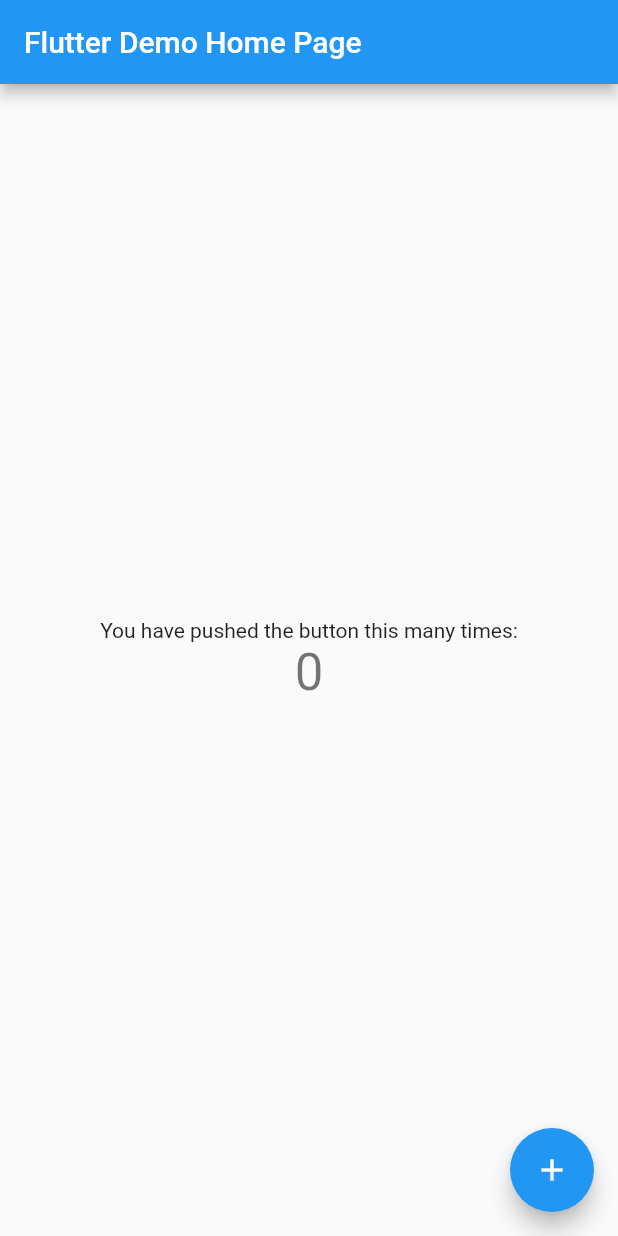
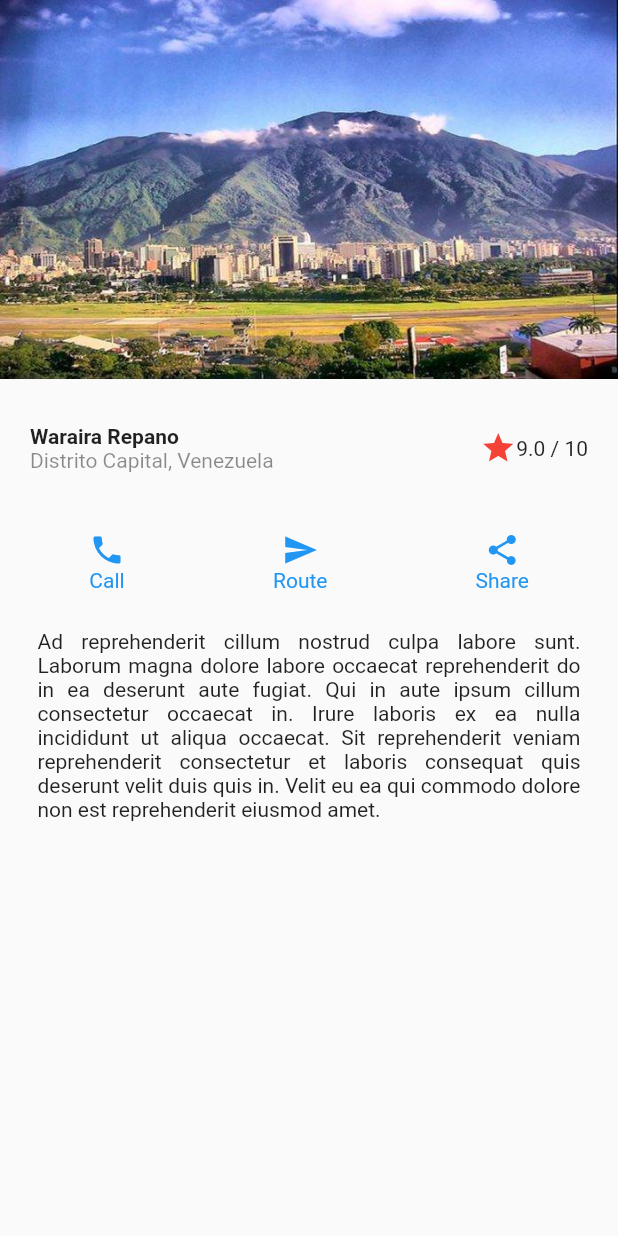
Before and after one commit to amundaray24/flutter_curso_04_design_app, a Flutter app: the screen it shows after launch, on a phone screen of 412 x 824 dp. Run offline on Flutter 3.47's test engine with Material 2 defaults, Android fonts, the light colour scheme and no system bars.

Commit message:
[FLUTTER] Design 1 complete

```diff
--- a/lib/main.dart
+++ b/lib/main.dart
@@ -1,115 +1,20 @@
 import 'package:flutter/material.dart';
+import 'package:flutter_curso_04_design_app/src/screens/pages.dart';
 
-void main() {
-  runApp(const MyApp());
-}
+void main() => runApp(const MyApp());
 
 class MyApp extends StatelessWidget {
   const MyApp({super.key});
 
-  // This widget is the root of your application.
   @override
   Widget build(BuildContext context) {
     return MaterialApp(
-      title: 'Flutter Demo',
-      theme: ThemeData(
-        // This is the theme of your application.
-        //
-        // Try running your application with "flutter run". You'll see the
-        // application has a blue toolbar. Then, without quitting the app, try
-        // changing the primarySwatch below to Colors.green and then invoke
-        // "hot reload" (press "r" in the console where you ran "flutter run",
-        // or simply save your changes to "hot reload" in a Flutter IDE).
-        // Notice that the counter didn't reset back to zero; the application
-        // is not restarted.
-        primarySwatch: Colors.blue,
-      ),
-      home: const MyHomePage(title: 'Flutter Demo Home Page'),
+      debugShowCheckedModeBanner: false,
+      title: 'Material App',
+      initialRoute: 'basic-design',
+      routes: {
+        'basic-design': (_) => const BasicDesignScreen()
+      },
     );
   }
 }
-
-class MyHomePage extends StatefulWidget {
-  const MyHomePage({super.key, required this.title});
-
-  // This widget is the home page of your application. It is stateful, meaning
-  // that it has a State object (defined below) that contains fields that affect
-  // how it looks.
-
-  // This class is the configuration for the state. It holds the values (in this
-  // case the title) provided by the parent (in this case the App widget) and
-  // used by the build method of the State. Fields in a Widget subclass are
-  // always marked "final".
-
-  final String title;
-
-  @override
-  State<MyHomePage> createState() => _MyHomePageState();
-}
-
-class _MyHomePageState extends State<MyHomePage> {
-  int _counter = 0;
-
-  void _incrementCounter() {
-    setState(() {
-      // This call to setState tells the Flutter framework that something has
-      // changed in this State, which causes it to rerun the build method below
-      // so that the display can reflect the updated values. If we changed
-      // _counter without calling setState(), then the build method would not be
-      // called again, and so nothing would appear to happen.
-      _counter++;
-    });
-  }
-
-  @override
-  Widget build(BuildContext context) {
-    // This method is rerun every time setState is called, for instance as done
-    // by the _incrementCounter method above.
-    //
-    // The Flutter framework has been optimized to make rerunning build methods
-    // fast, so that you can just rebuild anything that needs updating rather
-    // than having to individually change instances of widgets.
-    return Scaffold(
-      appBar: AppBar(
-        // Here we take the value from the MyHomePage object that was created by
-        // the App.build method, and use it to set our appbar title.
-        title: Text(widget.title),
-      ),
-      body: Center(
-        // Center is a layout widget. It takes a single child and positions it
-        // in the middle of the parent.
-        child: Column(
-          // Column is also a layout widget. It takes a list of children and
-          // arranges them vertically. By default, it sizes itself to fit its
-          // children horizontally, and tries to be as tall as its parent.
-          //
-          // Invoke "debug painting" (press "p" in the console, choose the
-          // "Toggle Debug Paint" action from the Flutter Inspector in Android
-          // Studio, or the "Toggle Debug Paint" command in Visual Studio Code)
-          // to see the wireframe for each widget.
-          //
-          // Column has various properties to control how it sizes itself and
-          // how it positions its children. Here we use mainAxisAlignment to
-          // center the children vertically; the main axis here is the vertical
-          // axis because Columns are vertical (the cross axis would be
-          // horizontal).
-          mainAxisAlignment: MainAxisAlignment.center,
-          children: <Widget>[
-            const Text(
-              'You have pushed the button this many times:',
-            ),
-            Text(
-              '$_counter',
-              style: Theme.of(context).textTheme.headlineMedium,
-            ),
-          ],
-        ),
-      ),
-      floatingActionButton: FloatingActionButton(
-        onPressed: _incrementCounter,
-        tooltip: 'Increment',
-        child: const Icon(Icons.add),
-      ), // This trailing comma makes auto-formatting nicer for build methods.
-    );
-  }
-}
--- /dev/null
+++ b/lib/src/screens/basic_design_page.dart
@@ -0,0 +1,116 @@
+import 'package:flutter/material.dart';
+
+class BasicDesignScreen extends StatelessWidget {
+
+  const BasicDesignScreen({Key? key}) : super(key: key);
+
+  @override
+  Widget build(BuildContext context) {
+    return Scaffold(
+      body: Column(
+        children: [
+          const Image(image: AssetImage('assets/landscape.jpg')),
+
+          const _Tittle(
+            tittle: 'Waraira Repano',
+            subTittle: 'Distrito Capital, Venezuela',
+            stars: '9.0 / 10',
+          ),
+
+          const _ButtonSection(),
+
+          Container(
+            margin: const EdgeInsets.symmetric(horizontal: 25, vertical: 15),
+            child: const Text(
+              'Ad reprehenderit cillum nostrud culpa labore sunt. Laborum magna dolore labore occaecat reprehenderit do in ea deserunt aute fugiat. Qui in aute ipsum cillum consectetur occaecat in. Irure laboris ex ea nulla incididunt ut aliqua occaecat. Sit reprehenderit veniam reprehenderit consectetur et laboris consequat quis deserunt velit duis quis in. Velit eu ea qui commodo dolore non est reprehenderit eiusmod amet.',
+              textAlign: TextAlign.justify,
+            )
+          )
+        ],
+      ),
+    );
+  }
+}
+
+class _Tittle extends StatelessWidget {
+
+  final String tittle;
+  final String subTittle;
+  final String stars;
+
+  const _Tittle({
+    required this.tittle,
+    required this.subTittle,
+    required this.stars,
+  });
+
+  @override
+  Widget build(BuildContext context) {
+    return Container(
+      margin: const EdgeInsets.symmetric(horizontal: 20, vertical: 30),
+      child: Row(
+        mainAxisAlignment: MainAxisAlignment.spaceBetween,
+        children: [
+          Column(
+            crossAxisAlignment: CrossAxisAlignment.start,
+            children: [
+              Text(tittle, style: const TextStyle(fontWeight: FontWeight.bold),),
+              Text(subTittle, style: const TextStyle(color: Colors.black45),),
+            ],
+          ),
+          Expanded(child: Container()),
+          const Icon(Icons.star, color: Colors.red,),
+          Text(stars),
+        ],
+      ),
+    );
+  }
+}
+
+class _ButtonSection extends StatelessWidget {
+
+  static const Map<String,IconData> buttons = {
+    'Call': Icons.phone,
+    'Route': Icons.send,
+    'Share': Icons.share
+  };
+
+  const _ButtonSection();
+
+  @override
+  Widget build(BuildContext context) {
+    return Container(
+      margin: const EdgeInsets.symmetric(horizontal: 10, vertical: 10),
+      child: Row(
+        mainAxisAlignment: MainAxisAlignment.spaceAround,
+        children: buttons.entries.map((entry) {
+          return _Button(
+            tittle: entry.key,
+            icon: entry.value,
+          );
+        }).toList()
+      ),
+    );
+  }
+}
+
+class _Button extends StatelessWidget {
+
+  final String tittle;
+  final IconData icon;
+
+  const _Button({
+    required this.tittle,
+    required this.icon,
+  });
+
+  @override
+  Widget build(BuildContext context) {
+    return Column(
+      children: [
+        Icon(icon, color: Colors.blue),
+        Text(tittle, style: const TextStyle(color: Colors.blue),)
+      ]
+    );
+  }
+}
--- /dev/null
+++ b/lib/src/screens/pages.dart
@@ -0,0 +1 @@
+export 'package:flutter_curso_04_design_app/src/screens/basic_design_page.dart';
--- a/pubspec.yaml
+++ b/pubspec.yaml
@@ -59,8 +59,8 @@
   uses-material-design: true
 
   # To add assets to your application, add an assets section, like this:
-  # assets:
-  #   - images/a_dot_burr.jpeg
+  assets:
+    - assets/
   #   - images/a_dot_ham.jpeg
 
   # An image asset can refer to one or more resolution-specific "variants", see
```
Also changed, not shown: assets/landscape.jpg (added).
